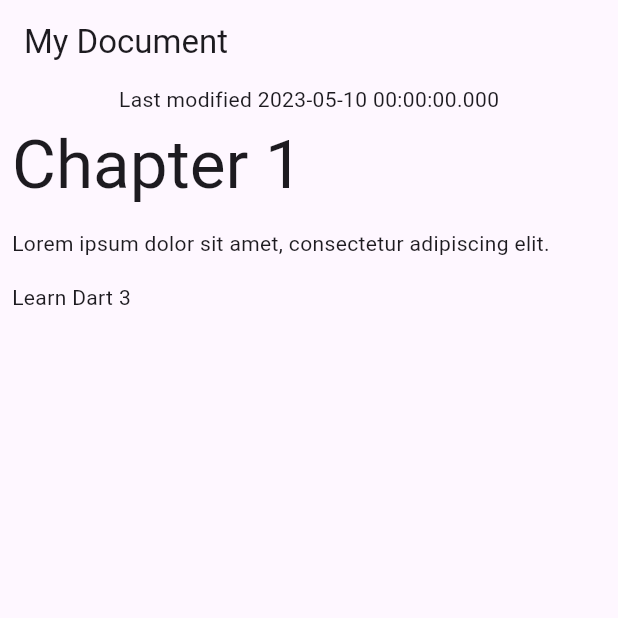
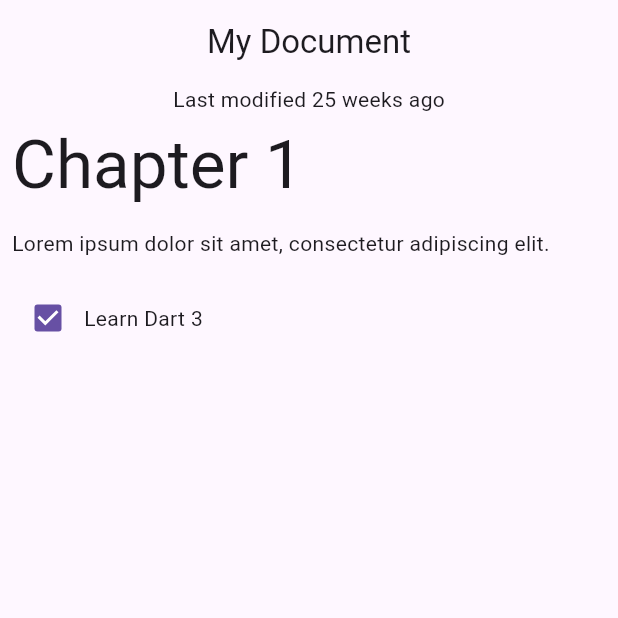
Before and after one commit to molundb/darts_patterns_and_records_codelab, a Flutter app: the screen it shows after launch, on a phone screen of 412 x 824 dp, the top half of it. Run offline on Flutter 3.47's test engine with Material 2 defaults, Android fonts, the phone set to English and light mode, and no system bars.

Commit message:
add different types of Blocks

```diff
--- a/lib/data.dart
+++ b/lib/data.dart
@@ -28,19 +28,37 @@ class Document {
   }
 }
 
-class Block {
-  final String type;
+sealed class Block {
+  Block();
+
+  factory Block.fromJson(Map<String, dynamic> json) {
+    return switch (json) {
+      {'type': 'h1', 'text': String text} => HeaderBlock(text),
+      {'type': 'p', 'text': String text} => ParagraphBlock(text),
+      {'type': 'checkbox', 'text': String text, 'checked': bool checked} =>
+        CheckboxBlock(text, checked),
+      _ => throw const FormatException('Unexpected JSON format'),
+    };
+  }
+}
+
+class HeaderBlock extends Block {
   final String text;
 
-  Block(this.type, this.text);
+  HeaderBlock(this.text);
+}
 
-  factory Block.fromJson(Map<String, dynamic> json) {
-    if (json case {'type': final type, 'text': final text}) {
-      return Block(type, text);
-    } else {
-      throw const FormatException('Unexpected JSON format');
-    }
-  }
+class ParagraphBlock extends Block {
+  final String text;
+
+  ParagraphBlock(this.text);
+}
+
+class CheckboxBlock extends Block {
+  final String text;
+  final bool isChecked;
+
+  CheckboxBlock(this.text, this.isChecked);
 }
 
 const documentJson = '''
@@ -60,7 +78,7 @@ const documentJson = '''
     },
     {
       "type": "checkbox",
-      "checked": false,
+      "checked": true,
       "text": "Learn Dart 3"
     }
   ]
--- a/lib/main.dart
+++ b/lib/main.dart
@@ -31,15 +31,16 @@ class DocumentScreen extends StatelessWidget {
   @override
   Widget build(BuildContext context) {
     final (title, :modified) = document.metadata;
+    final formattedModifiedDate = formatDate(modified);
     final blocks = document.getBlocks();
 
     return Scaffold(
       appBar: AppBar(
-        title: Text(title),
+        title: Center(child: Text(title)),
       ),
       body: Column(
         children: [
-          Text('Last modified $modified'),
+          Text('Last modified $formattedModifiedDate'),
           Expanded(
             child: ListView.builder(
               itemCount: blocks.length,
@@ -64,19 +65,37 @@ class BlockWidget extends StatelessWidget {
 
   @override
   Widget build(BuildContext context) {
-    TextStyle? textStyle;
-    textStyle = switch (block.type) {
-      'h1' => Theme.of(context).textTheme.displayMedium,
-      'p' || 'checkbox' => Theme.of(context).textTheme.bodyMedium,
-      _ => Theme.of(context).textTheme.bodySmall
-    };
-
     return Container(
       margin: const EdgeInsets.all(8),
-      child: Text(
-        block.text,
-        style: textStyle,
-      ),
+      child: switch (block) {
+        HeaderBlock(:final text) => Text(
+          text,
+          style: Theme.of(context).textTheme.displayMedium,
+        ),
+        ParagraphBlock(:final text) => Text(text),
+        CheckboxBlock(:final text, :final isChecked) => Row(
+          children: [
+            Checkbox(value: isChecked, onChanged: (_) {}),
+            Text(text),
+          ],
+        ),
+      },
     );
   }
 }
+
+String formatDate(DateTime dateTime) {
+  final today = DateTime.now();
+  final difference = dateTime.difference(today);
+
+  return switch (difference) {
+    Duration(inDays: 0) => 'today',
+    Duration(inDays: 1) => 'tomorrow',
+    Duration(inDays: -1) => 'yesterday',
+    Duration(inDays: final days) when days > 7 => '${days ~/ 7} weeks from now',
+    Duration(inDays: final days) when days < -7 =>
+      '${days.abs() ~/ 7} weeks ago',
+    Duration(inDays: final days, isNegative: true) => '${days.abs()} days ago',
+    Duration(inDays: final days) => '$days days from now',
+  };
+}
```
